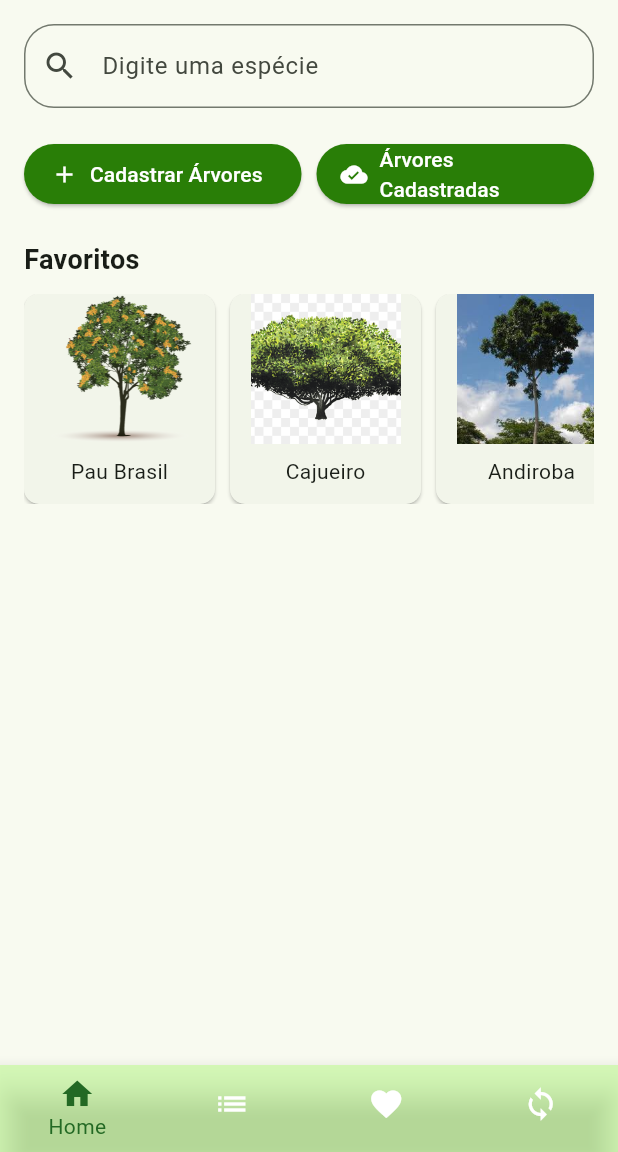
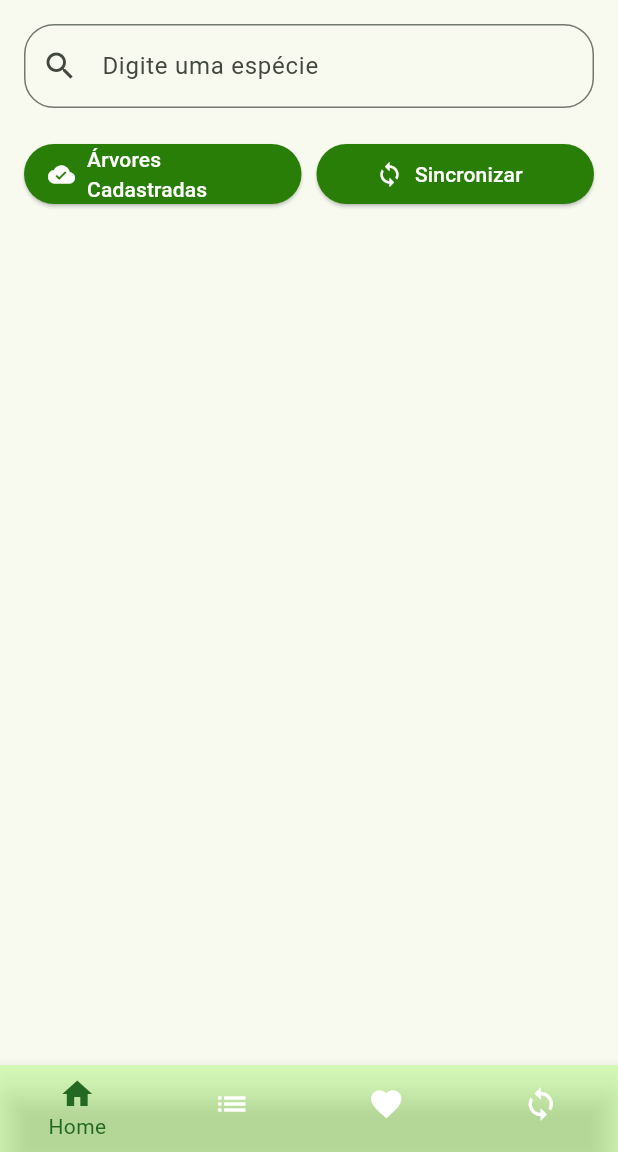
Before and after one commit to Matheusdeicke/amazontrees, a Flutter app: the TelaInicial screen opened directly, on a phone screen of 412 x 824 dp, the part 84-1236 px from its top. Run offline on Flutter 3.47's test engine with Material 3 defaults, Android fonts, the phone set to English and light mode, and no system bars.

Commit message:
Att 21.11

```diff
--- a/lib/main.dart
+++ b/lib/main.dart
@@ -18,7 +18,7 @@
         colorScheme: ColorScheme.fromSeed(seedColor: AppColors.primaryColor),
         useMaterial3: true,
       ),
-      home: TelaLogin(), // Exibindo TelaLogin como a tela inicial
+      home: TelaCarregamento(), // Exibindo TelaLogin como a tela inicial
     );
   }
 }
--- a/lib/view/tela_home.dart
+++ b/lib/view/tela_home.dart
@@ -1,9 +1,15 @@
 import 'package:flutter/cupertino.dart';
 import 'package:flutter/material.dart';
-
+import 'tela_lista_especies.dart';  // Importando a tela correta
 import '../utils/colors.dart';
 
 class TelaHome extends StatelessWidget {
+  // Função de sincronizar
+  void sincronizarDados() {
+    // Aqui você pode implementar a lógica de sincronização com o servidor
+    print("Sincronizando dados...");
+  }
+
   @override
   Widget build(BuildContext context) {
     return Scaffold(
@@ -28,60 +34,36 @@ class TelaHome extends StatelessWidget {
             ),
             SizedBox(height: 20),
 
-            // Botões de cadastrar árvores e árvores cadastradas
+            // Botões
             Row(
               mainAxisAlignment: MainAxisAlignment.spaceBetween,
               children: [
                 Expanded(
                   child: _buildActionButton(
                     context,
-                    icon: Icons.add,
-                    label: 'Cadastrar Árvores',
+                    icon: Icons.cloud_done,
+                    label: 'Árvores Cadastradas',
                     onPressed: () {
-                      // Navegar para a tela de cadastro de árvores
+                      // Abre a tela da lista de espécies
+                      Navigator.push(
+                        context,
+                        MaterialPageRoute(builder: (context) => TelaListaEspecies()),
+                      );
                     },
                   ),
                 ),
-                SizedBox(width: 10), // Espaço entre os botões
+                SizedBox(width: 10),
                 Expanded(
                   child: _buildActionButton(
                     context,
-                    icon: Icons.cloud_done,
-                    label: 'Árvores Cadastradas',
+                    icon: Icons.sync,
+                    label: 'Sincronizar',
                     onPressed: () {
-                      // Navegar para a tela de árvores cadastradas
+                      sincronizarDados();  // Chama a função de sincronização
                     },
                   ),
                 ),
               ],
-            ),
-            SizedBox(height: 20),
-
-            // Seção de favoritos
-            Text(
-              'Favoritos',
-              style: TextStyle(fontSize: 18, fontWeight: FontWeight.bold),
-            ),
-            SizedBox(height: 10),
-
-            SizedBox(
-              height: 140, // Define a altura da ListView
-              child: ListView.builder(
-                scrollDirection: Axis.horizontal,
-                itemCount: favoritos.length, // Quantidade de itens na lista
-                itemBuilder: (context, index) {
-                  return Container(
-                    width: MediaQuery
-                        .of(context)
-                        .size
-                        .width / 3, // Dividido por 3 para mostrar 3 por vez
-                    child: FavoritoCard(
-                      favoritos[index]['nome']!,
-                      favoritos[index]['imagePath']!,
-                    ),
-                  );
-                },
-              ),
             ),
           ],
         ),
@@ -89,7 +71,6 @@ class TelaHome extends StatelessWidget {
     );
   }
 }
-
 
 Widget _buildActionButton(BuildContext context,
     {required IconData icon, required String label, required VoidCallback onPressed}) {
@@ -106,44 +87,3 @@ Widget _buildActionButton(BuildContext context,
     ),
   );
 }
-
-class FavoritoCard extends StatelessWidget {
-  final String nome;
-  final String imagePath;
-
-  FavoritoCard(this.nome, this.imagePath);
-
-  @override
-  Widget build(BuildContext context) {
-    return Card(
-      margin: EdgeInsets.only(right: 10),
-      shape: RoundedRectangleBorder(
-        borderRadius: BorderRadius.circular(10),
-      ),
-      child: Column(
-        children: [
-          Image.asset(
-            imagePath,
-            width: 100,
-            height: 100,
-            fit: BoxFit.cover,
-          ),
-          Padding(
-            padding: const EdgeInsets.all(8.0),
-            child: Text(nome),
-          ),
-        ],
-      ),
-    );
-  }
-}
-
-// Lista de árvores favoritas (exemplo)
-final List<Map<String, String>> favoritos = [
-  {'nome': 'Pau Brasil', 'imagePath': 'assets/images/pau_brasil.png'},
-  {'nome': 'Cajueiro', 'imagePath': 'assets/images/cajueiro.png'},
-  {'nome': 'Andiroba', 'imagePath': 'assets/images/andiroba.png'},
-  {'nome': 'Jequitibá', 'imagePath': 'assets/images/jequitiba.png'},
-  {'nome': 'Ipê Amarelo', 'imagePath': 'assets/images/ipe_amarelo.png'},
-  {'nome': 'Mogno', 'imagePath': 'assets/images/mogno.png'},
-];
--- a/lib/view/tela_inicial.dart
+++ b/lib/view/tela_inicial.dart
@@ -2,8 +2,6 @@ import 'package:flutter/material.dart';
 import 'package:amazontrees/utils/colors.dart';
 import 'tela_home.dart'; // Importe a TelaHome
 import 'tela_lista_especies.dart'; // Importe a TelaListaEspecies
-import 'tela_favoritos.dart'; // Importe a TelaFavoritos
-import 'tela_sincronizar.dart'; // Importe a TelaSincronizar
 
 class TelaInicial extends StatefulWidget {
   @override
```
Also changed, not shown: lib/view/tela_login.dart (+35 -88 lines), lib/view/tela_favoritos.dart (deleted), lib/view/tela_sincronizar.dart (deleted).
